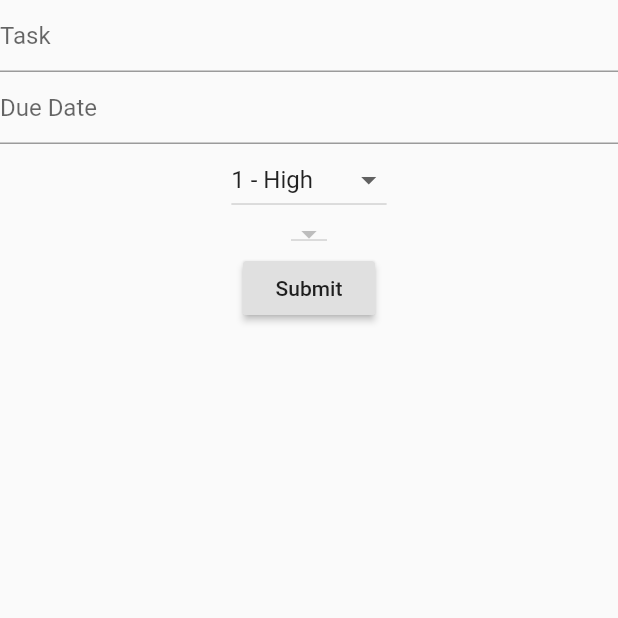
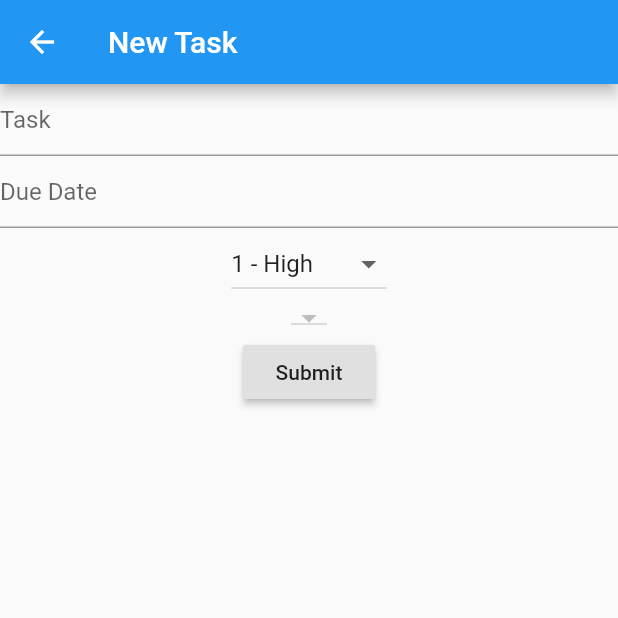
Before and after one commit to gdharris1000/task_assigner, a Flutter app: the TasksScreen screen opened by its route, after a tap on the "add" icon, on a phone screen of 412 x 824 dp, the top half of it. Run offline on Flutter 3.47's test engine with Material 2 defaults, Android fonts, the phone set to English and light mode, and no system bars; our stand-ins replace cloud_firestore, firebase_auth, flutter_datetime_picker; accounts and stored records are empty.

Commit message:
appbar added to login, register, view tasks and add task screens

```diff
--- a/lib/screens/login.dart
+++ b/lib/screens/login.dart
@@ -16,6 +16,7 @@ class _LoginScreenState extends State<LoginScreen> {
   @override
   Widget build(BuildContext context) {
     return Scaffold(
+      appBar: AppBar(title: Text('Login')),
       body: SafeArea(
         child: Column(
           children: <Widget>[
--- a/lib/screens/new_task.dart
+++ b/lib/screens/new_task.dart
@@ -75,6 +75,9 @@ class _NewTaskScreenState extends State<NewTaskScreen> {
   @override
   Widget build(BuildContext context) {
     return Scaffold(
+      appBar: AppBar(
+        title: Text('New Task'),
+      ),
       body: SafeArea(
         child: Column(
           children: <Widget>[
--- a/lib/screens/register.dart
+++ b/lib/screens/register.dart
@@ -42,6 +42,9 @@ class _RegisterScreenState extends State<RegisterScreen> {
   @override
   Widget build(BuildContext context) {
     return Scaffold(
+        appBar: AppBar(
+          title: Text('Register'),
+        ),
         body: SafeArea(
           child: Column(
             children: <Widget>[
--- a/lib/screens/view_tasks.dart
+++ b/lib/screens/view_tasks.dart
@@ -32,6 +32,9 @@ class _TasksScreenState extends State<TasksScreen> {
   @override
   Widget build(BuildContext context) {
     return Scaffold(
+      appBar: AppBar(
+        title: Text('Your tasks'),
+      ),
       floatingActionButton: FloatingActionButton(
         child: Icon(Icons.add),
         onPressed: () => Navigator.push(
@@ -40,9 +43,6 @@ class _TasksScreenState extends State<TasksScreen> {
       body: SafeArea(
         child: Column(
           children: <Widget>[
-            Container(
-              child: Text('Welcome'),
-            ),
             Expanded(child: TaskStream(currentUser)),
           ],
         ),
```
Lines whose indentation alone changed are shown as unchanged.
